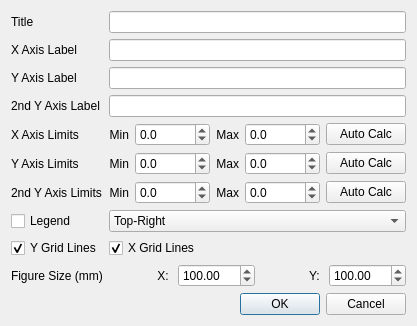
Above: tuflow/forms/animation_plot_properties.ui from TUFLOW-Support/QGIS-TUFLOW-Plugin before the change. Below: the same form after it.
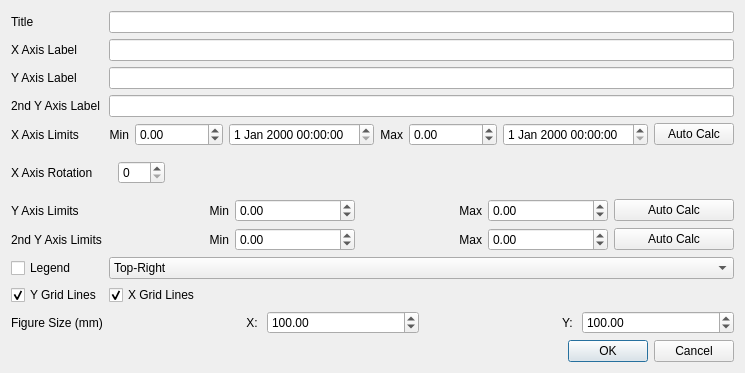
That is the form after the change.

```diff
--- a/tuflow/forms/animation_plot_properties.ui
+++ b/tuflow/forms/animation_plot_properties.ui
@@ -6,8 +6,8 @@
    <rect>
     <x>0</x>
     <y>0</y>
-    <width>380</width>
-    <height>325</height>
+    <width>688</width>
+    <height>369</height>
    </rect>
   </property>
   <property name="windowTitle">
@@ -17,6 +17,33 @@
    <item>
     <layout class="QGridLayout" name="gridLayout">
      <item row="8" column="1">
+      <widget class="QComboBox" name="cboLegendPos">
+       <item>
+        <property name="text">
+         <string>Top-Right</string>
+        </property>
+       </item>
+       <item>
+        <property name="text">
+         <string>Top-Left</string>
+        </property>
+       </item>
+       <item>
+        <property name="text">
+         <string>Bottom-Left</string>
+        </property>
+       </item>
+       <item>
+        <property name="text">
+         <string>Bottom-Right</string>
+        </property>
+       </item>
+      </widget>
+     </item>
+     <item row="2" column="1">
+      <widget class="QLineEdit" name="leYLabel"/>
+     </item>
+     <item row="9" column="1">
       <widget class="QCheckBox" name="cbGridX">
        <property name="text">
         <string>X Grid Lines</string>
@@ -26,6 +53,23 @@
        </property>
       </widget>
      </item>
+     <item row="1" column="0">
+      <widget class="QLabel" name="label_2">
+       <property name="text">
+        <string>X Axis Label</string>
+       </property>
+      </widget>
+     </item>
+     <item row="1" column="1">
+      <widget class="QLineEdit" name="leXLabel"/>
+     </item>
+     <item row="4" column="0">
+      <widget class="QLabel" name="label_4">
+       <property name="text">
+        <string>X Axis Limits</string>
+       </property>
+      </widget>
+     </item>
      <item row="4" column="1">
       <layout class="QGridLayout" name="gridLayout_2">
        <item row="0" column="0">
@@ -38,7 +82,27 @@
          </property>
         </widget>
        </item>
-       <item row="0" column="2">
+       <item row="0" column="6">
+        <widget class="QPushButton" name="pbAutoCalcXLim">
+         <property name="text">
+          <string>Auto Calc</string>
+         </property>
+        </widget>
+       </item>
+       <item row="0" column="4">
+        <widget class="QDoubleSpinBox" name="sbXMax">
+         <property name="decimals">
+          <number>2</number>
+         </property>
+         <property name="minimum">
+          <double>-9999999.000000000000000</double>
+         </property>
+         <property name="maximum">
+          <double>9999999.000000000000000</double>
+         </property>
+        </widget>
+       </item>
+       <item row="0" column="3">
         <widget class="QLabel" name="label_6">
          <property name="text">
           <string>Max</string>
@@ -51,53 +115,25 @@
        <item row="0" column="1">
         <widget class="QDoubleSpinBox" name="sbXmin">
          <property name="decimals">
-          <number>1</number>
+          <number>2</number>
          </property>
          <property name="minimum">
-          <double>-99999.000000000000000</double>
+          <double>-9999999.000000000000000</double>
          </property>
          <property name="maximum">
-          <double>99999.000000000000000</double>
+          <double>9999999.000000000000000</double>
          </property>
         </widget>
        </item>
-       <item row="0" column="3">
-        <widget class="QDoubleSpinBox" name="sbXMax">
-         <property name="decimals">
-          <number>1</number>
-         </property>
-         <property name="minimum">
-          <double>-99999.000000000000000</double>
-         </property>
-         <property name="maximum">
-          <double>99999.000000000000000</double>
-         </property>
-        </widget>
+       <item row="0" column="2">
+        <widget class="QDateTimeEdit" name="dteXmin"/>
        </item>
-       <item row="0" column="4">
-        <widget class="QPushButton" name="pbAutoCalcXLim">
-         <property name="text">
-          <string>Auto Calc</string>
-         </property>
-        </widget>
+       <item row="0" column="5">
+        <widget class="QDateTimeEdit" name="dteXMax"/>
        </item>
       </layout>
      </item>
-     <item row="5" column="0">
-      <widget class="QLabel" name="label_7">
-       <property name="text">
-        <string>Y Axis Limits</string>
-       </property>
-      </widget>
-     </item>
-     <item row="9" column="0">
-      <widget class="QLabel" name="label_10">
-       <property name="text">
-        <string>Figure Size (mm)</string>
-       </property>
-      </widget>
-     </item>
-     <item row="9" column="1">
+     <item row="10" column="1">
       <layout class="QGridLayout" name="gridLayout_4">
        <item row="0" column="1">
         <widget class="QDoubleSpinBox" name="sbFigSizeX">
@@ -144,16 +180,6 @@
        </item>
       </layout>
      </item>
-     <item row="1" column="1">
-      <widget class="QLineEdit" name="leXLabel"/>
-     </item>
-     <item row="4" column="0">
-      <widget class="QLabel" name="label_4">
-       <property name="text">
-        <string>X Axis Limits</string>
-       </property>
-      </widget>
-     </item>
      <item row="0" column="0">
       <widget class="QLabel" name="label">
        <property name="text">
@@ -168,17 +194,17 @@
        </property>
       </widget>
      </item>
-     <item row="7" column="0">
-      <widget class="QCheckBox" name="cbLegend">
+     <item row="6" column="0">
+      <widget class="QLabel" name="label_7">
        <property name="text">
-        <string>Legend</string>
+        <string>Y Axis Limits</string>
        </property>
       </widget>
      </item>
      <item row="0" column="1">
       <widget class="QLineEdit" name="leTitle"/>
      </item>
-     <item row="10" column="0">
+     <item row="11" column="0">
       <spacer name="verticalSpacer">
        <property name="orientation">
         <enum>Qt::Vertical</enum>
@@ -191,96 +217,29 @@
        </property>
       </spacer>
      </item>
-     <item row="2" column="1">
-      <widget class="QLineEdit" name="leYLabel"/>
-     </item>
-     <item row="7" column="1">
-      <widget class="QComboBox" name="cboLegendPos">
-       <item>
-        <property name="text">
-         <string>Top-Right</string>
-        </property>
-       </item>
-       <item>
-        <property name="text">
-         <string>Top-Left</string>
-        </property>
-       </item>
-       <item>
-        <property name="text">
-         <string>Bottom-Left</string>
-        </property>
-       </item>
-       <item>
-        <property name="text">
-         <string>Bottom-Right</string>
-        </property>
-       </item>
+     <item row="8" column="0">
+      <widget class="QCheckBox" name="cbLegend">
+       <property name="text">
+        <string>Legend</string>
+       </property>
       </widget>
      </item>
-     <item row="1" column="0">
-      <widget class="QLabel" name="label_2">
+     <item row="10" column="0">
+      <widget class="QLabel" name="label_10">
        <property name="text">
-        <string>X Axis Label</string>
+        <string>Figure Size (mm)</string>
        </property>
       </widget>
      </item>
-     <item row="5" column="1">
-      <layout class="QGridLayout" name="gridLayout_3">
-       <item row="0" column="1">
-        <widget class="QDoubleSpinBox" name="sbYMin">
-         <property name="decimals">
-          <number>1</number>
-         </property>
-         <property name="minimum">
-          <double>-99999.000000000000000</double>
-         </property>
-         <property name="maximum">
-          <double>99999.000000000000000</double>
-         </property>
-        </widget>
-       </item>
-       <item row="0" column="2">
-        <widget class="QLabel" name="label_9">
-         <property name="text">
-          <string>Max</string>
-         </property>
-         <property name="alignment">
-          <set>Qt::AlignRight|Qt::AlignTrailing|Qt::AlignVCenter</set>
-         </property>
-        </widget>
-       </item>
-       <item row="0" column="0">
-        <widget class="QLabel" name="label_8">
-         <property name="text">
-          <string>Min</string>
-         </property>
-         <property name="alignment">
-          <set>Qt::AlignRight|Qt::AlignTrailing|Qt::AlignVCenter</set>
-         </property>
-        </widget>
-       </item>
-       <item row="0" column="3">
-        <widget class="QDoubleSpinBox" name="sbYMax">
-         <property name="decimals">
-          <number>1</number>
-         </property>
-         <property name="minimum">
-          <double>-99999.000000000000000</double>
-         </property>
-         <property name="maximum">
-          <double>99999.000000000000000</double>
-         </property>
-        </widget>
-       </item>
-       <item row="0" column="4">
-        <widget class="QPushButton" name="pbAutoCalcYLim">
-         <property name="text">
-          <string>Auto Calc</string>
-         </property>
-        </widget>
-       </item>
-      </layout>
+     <item row="9" column="0">
+      <widget class="QCheckBox" name="cbGridY">
+       <property name="text">
+        <string>Y Grid Lines</string>
+       </property>
+       <property name="checked">
+        <bool>true</bool>
+       </property>
+      </widget>
      </item>
      <item row="3" column="0">
       <widget class="QLabel" name="label_13">
@@ -289,31 +248,38 @@
        </property>
       </widget>
      </item>
-     <item row="6" column="1">
+     <item row="7" column="0">
+      <widget class="QLabel" name="label_14">
+       <property name="text">
+        <string>2nd Y Axis Limits</string>
+       </property>
+      </widget>
+     </item>
+     <item row="7" column="1">
       <layout class="QGridLayout" name="gridLayout_5">
        <item row="0" column="3">
         <widget class="QDoubleSpinBox" name="sbY2Max">
          <property name="decimals">
-          <number>1</number>
+          <number>2</number>
          </property>
          <property name="minimum">
-          <double>-99999.000000000000000</double>
+          <double>-9999999.000000000000000</double>
          </property>
          <property name="maximum">
-          <double>99999.000000000000000</double>
+          <double>9999999.000000000000000</double>
          </property>
         </widget>
        </item>
        <item row="0" column="1">
         <widget class="QDoubleSpinBox" name="sbY2Min">
          <property name="decimals">
-          <number>1</number>
+          <number>2</number>
          </property>
          <property name="minimum">
-          <double>-99999.000000000000000</double>
+          <double>-9999999.000000000000000</double>
          </property>
          <property name="maximum">
-          <double>99999.000000000000000</double>
+          <double>9999999.000000000000000</double>
          </property>
         </widget>
        </item>
@@ -346,24 +312,97 @@
        </item>
       </layout>
      </item>
+     <item row="6" column="1">
+      <layout class="QGridLayout" name="gridLayout_3">
+       <item row="0" column="1">
+        <widget class="QDoubleSpinBox" name="sbYMin">
+         <property name="decimals">
+          <number>2</number>
+         </property>
+         <property name="minimum">
+          <double>-9999999.000000000000000</double>
+         </property>
+         <property name="maximum">
+          <double>9999999.000000000000000</double>
+         </property>
+        </widget>
+       </item>
+       <item row="0" column="2">
+        <widget class="QLabel" name="label_9">
+         <property name="text">
+          <string>Max</string>
+         </property>
+         <property name="alignment">
+          <set>Qt::AlignRight|Qt::AlignTrailing|Qt::AlignVCenter</set>
+         </property>
+        </widget>
+       </item>
+       <item row="0" column="0">
+        <widget class="QLabel" name="label_8">
+         <property name="text">
+          <string>Min</string>
+         </property>
+         <property name="alignment">
+          <set>Qt::AlignRight|Qt::AlignTrailing|Qt::AlignVCenter</set>
+         </property>
+        </widget>
+       </item>
+       <item row="0" column="3">
+        <widget class="QDoubleSpinBox" name="sbYMax">
+         <property name="decimals">
+          <number>2</number>
+         </property>
+         <property name="minimum">
+          <double>-9999999.000000000000000</double>
+         </property>
+         <property name="maximum">
+          <double>9999999.000000000000000</double>
+         </property>
+        </widget>
+       </item>
+       <item row="0" column="4">
+        <widget class="QPushButton" name="pbAutoCalcYLim">
+         <property name="text">
+          <string>Auto Calc</string>
+         </property>
+        </widget>
+       </item>
+      </layout>
+     </item>
      <item row="3" column="1">
       <widget class="QLineEdit" name="leY2Label"/>
      </item>
-     <item row="6" column="0">
-      <widget class="QLabel" name="label_14">
+     <item row="5" column="0">
+      <widget class="QLabel" name="label_17">
        <property name="text">
-        <string>2nd Y Axis Limits</string>
+        <string>X Axis Rotation</string>
        </property>
       </widget>
      </item>
-     <item row="8" column="0">
-      <widget class="QCheckBox" name="cbGridY">
-       <property name="text">
-        <string>Y Grid Lines</string>
-       </property>
-       <property name="checked">
-        <bool>true</bool>
-       </property>
+     <item row="5" column="1">
+      <widget class="QWidget" name="horizontalWidget" native="true">
+       <layout class="QHBoxLayout" name="horizontalLayout">
+        <item>
+         <widget class="QSpinBox" name="sbXAxisRotation">
+          <property name="maximum">
+           <number>359</number>
+          </property>
+         </widget>
+        </item>
+        <item>
+         <spacer name="horizontalSpacer">
+          <property name="orientation">
+           <enum>Qt::Horizontal</enum>
+          </property>
+          <property name="sizeHint" stdset="0">
+           <size>
+            <width>40</width>
+            <height>20</height>
+           </size>
+          </property>
+         </spacer>
+        </item>
+       </layout>
       </widget>
      </item>
     </layout>
```
